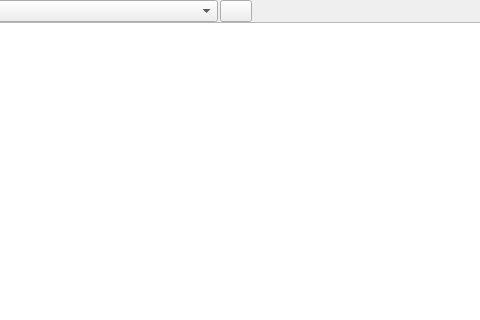
Before: the Qt Designer form rqt_msg/resource/messages.ui in smd-ros-rpm-release/rqt_common_plugins-release, drawn with Qt 5; both pictures show x 345 to 825 and y 0 to 320 of the 916 by 561 pixel window.
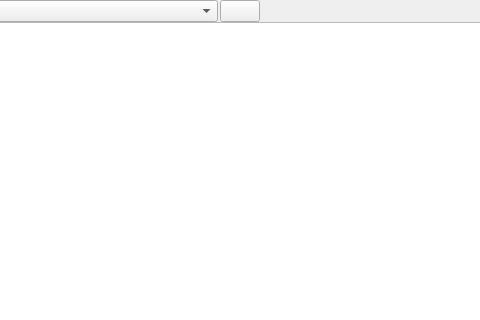
After: the same form once the commit is applied. Custom widgets are drawn as their Qt base class.

```diff
--- a/rqt_msg/resource/messages.ui
+++ b/rqt_msg/resource/messages.ui
@@ -72,18 +72,18 @@
        </item>
        <item>
         <widget class="QPushButton" name="_add_button">
-         <property name="maximumSize">
-          <size>
-           <width>32</width>
-           <height>16777215</height>
-          </size>
-         </property>
          <property name="toolTip">
           <string>Add Currently Selected Message</string>
          </property>
          <property name="text">
           <string/>
          </property>
+         <property name="iconSize">
+          <size>
+           <width>16</width>
+           <height>16</height>
+          </size>
+         </property>
         </widget>
        </item>
        <item>
```
